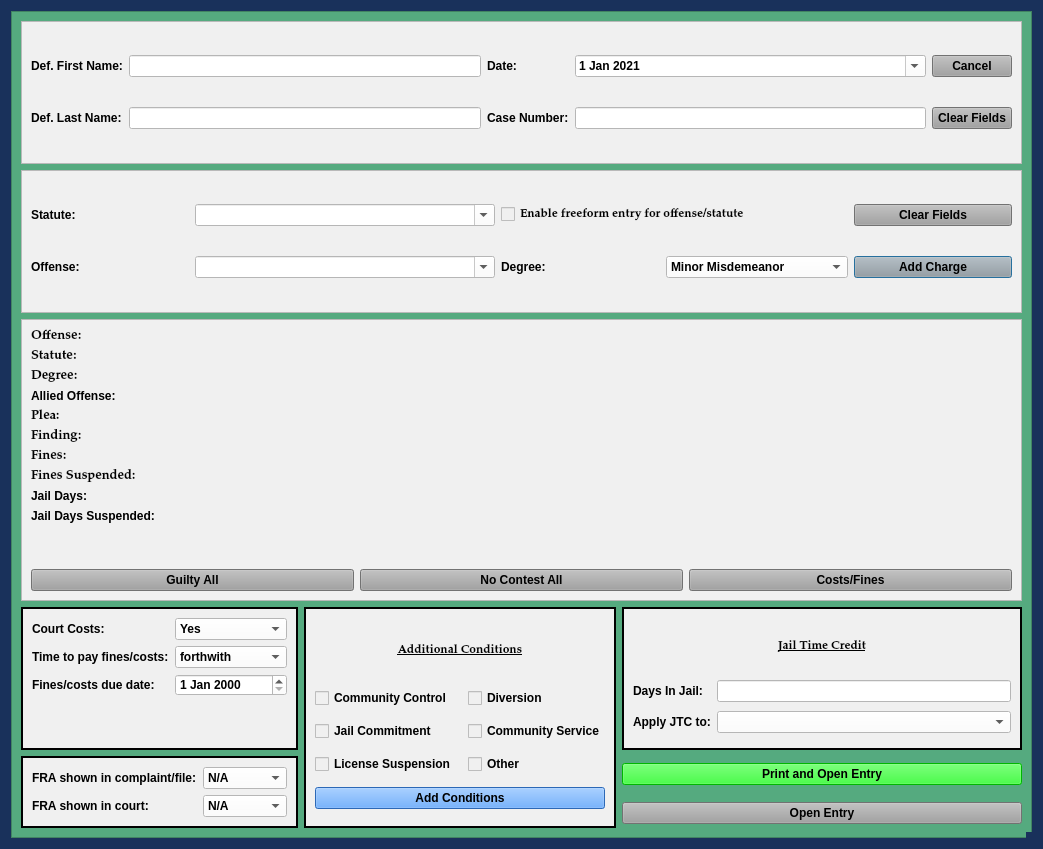
Old version of the form views/ui/JailCCPleaDialog.ui in the repository HunterProgram22/MuniEntry.
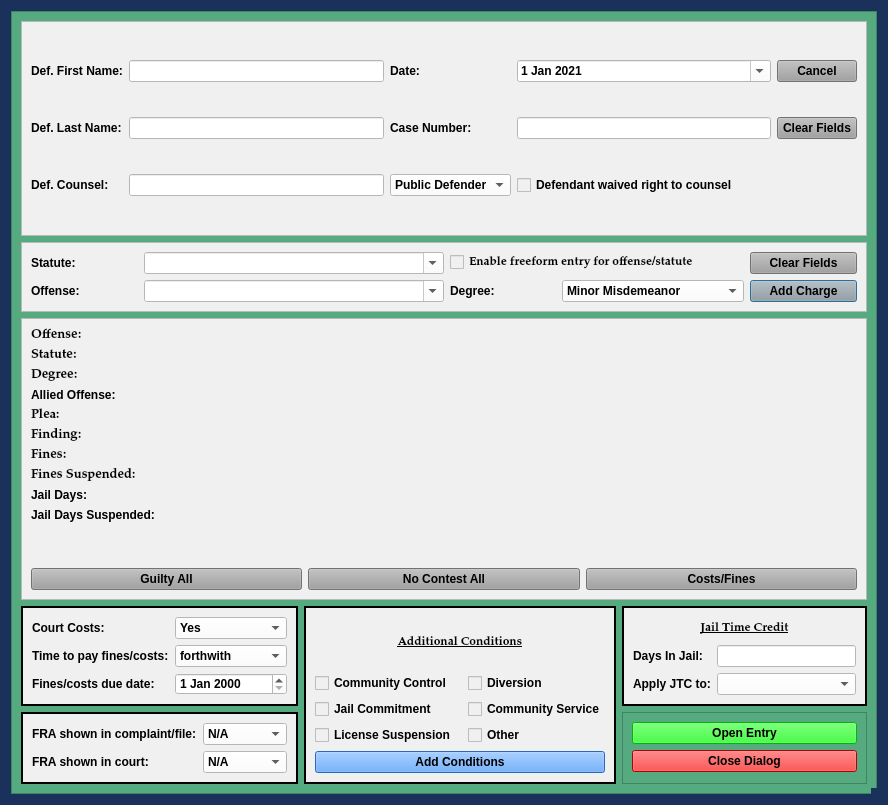
New version of the form.

Commit message: Updated templates and jail and no jail ui.

The edit to the form file:
```diff
--- a/views/ui/JailCCPleaDialog.ui
+++ b/views/ui/JailCCPleaDialog.ui
@@ -9,8 +9,8 @@
    <rect>
     <x>0</x>
     <y>0</y>
-    <width>1043</width>
-    <height>849</height>
+    <width>888</width>
+    <height>805</height>
    </rect>
   </property>
   <property name="sizePolicy">
@@ -162,12 +162,125 @@
        <rect>
         <x>0</x>
         <y>0</y>
-        <width>1021</width>
-        <height>827</height>
+        <width>868</width>
+        <height>785</height>
        </rect>
       </property>
-      <layout class="QGridLayout" name="gridLayout_4">
-       <item row="1" column="0" colspan="4">
+      <layout class="QGridLayout" name="gridLayout_4" rowstretch="1,0,0,0,0,0,0,0,0,0,0,0,0,0,0">
+       <item row="3" column="1" rowspan="2">
+        <widget class="QFrame" name="frame_6">
+         <property name="sizePolicy">
+          <sizepolicy hsizetype="Preferred" vsizetype="Preferred">
+           <horstretch>0</horstretch>
+           <verstretch>0</verstretch>
+          </sizepolicy>
+         </property>
+         <property name="styleSheet">
+          <string notr="true">background-color: rgb(240, 240, 240);
+font: 75 9pt &quot;Palatino Linotype&quot;;
+font-weight: bold;</string>
+         </property>
+         <property name="frameShape">
+          <enum>QFrame::Box</enum>
+         </property>
+         <property name="frameShadow">
+          <enum>QFrame::Plain</enum>
+         </property>
+         <property name="lineWidth">
+          <number>2</number>
+         </property>
+         <layout class="QGridLayout" name="gridLayout_5">
+          <item row="0" column="0" colspan="3">
+           <widget class="QLabel" name="add_conditions_label">
+            <property name="maximumSize">
+             <size>
+              <width>16777215</width>
+              <height>50</height>
+             </size>
+            </property>
+            <property name="font">
+             <font>
+              <family>Palatino Linotype</family>
+              <pointsize>9</pointsize>
+              <weight>75</weight>
+              <italic>false</italic>
+              <bold>true</bold>
+              <underline>true</underline>
+             </font>
+            </property>
+            <property name="text">
+             <string>Additional Conditions</string>
+            </property>
+            <property name="alignment">
+             <set>Qt::AlignCenter</set>
+            </property>
+           </widget>
+          </item>
+          <item row="4" column="0">
+           <widget class="QCheckBox" name="license_suspension_checkBox">
+            <property name="text">
+             <string>License Suspension</string>
+            </property>
+           </widget>
+          </item>
+          <item row="2" column="2">
+           <widget class="QCheckBox" name="diversion_checkBox">
+            <property name="text">
+             <string>Diversion</string>
+            </property>
+           </widget>
+          </item>
+          <item row="2" column="0">
+           <widget class="QCheckBox" name="community_control_checkBox">
+            <property name="text">
+             <string>Community Control</string>
+            </property>
+           </widget>
+          </item>
+          <item row="4" column="2">
+           <widget class="QCheckBox" name="other_conditions_checkBox">
+            <property name="enabled">
+             <bool>true</bool>
+            </property>
+            <property name="focusPolicy">
+             <enum>Qt::StrongFocus</enum>
+            </property>
+            <property name="text">
+             <string>Other</string>
+            </property>
+           </widget>
+          </item>
+          <item row="3" column="2">
+           <widget class="QCheckBox" name="community_service_checkBox">
+            <property name="text">
+             <string>Community Service</string>
+            </property>
+           </widget>
+          </item>
+          <item row="3" column="0">
+           <widget class="QCheckBox" name="jail_checkBox">
+            <property name="text">
+             <string>Jail Commitment</string>
+            </property>
+           </widget>
+          </item>
+          <item row="5" column="0" colspan="3">
+           <widget class="QPushButton" name="add_conditions_Button">
+            <property name="styleSheet">
+             <string notr="true">background-color: rgb(62, 146, 255)</string>
+            </property>
+            <property name="text">
+             <string>Add Conditions</string>
+            </property>
+            <property name="autoDefault">
+             <bool>false</bool>
+            </property>
+           </widget>
+          </item>
+         </layout>
+        </widget>
+       </item>
+       <item row="1" column="0" colspan="3">
         <widget class="QFrame" name="add_charge_frame">
          <property name="sizePolicy">
           <sizepolicy hsizetype="Preferred" vsizetype="Preferred">
@@ -335,216 +448,7 @@
          </layout>
         </widget>
        </item>
-       <item row="3" column="0">
-        <widget class="QFrame" name="frame_5">
-         <property name="sizePolicy">
-          <sizepolicy hsizetype="Preferred" vsizetype="Preferred">
-           <horstretch>0</horstretch>
-           <verstretch>0</verstretch>
-          </sizepolicy>
-         </property>
-         <property name="styleSheet">
-          <string notr="true">background-color: rgb(240, 240, 240);</string>
-         </property>
-         <property name="frameShape">
-          <enum>QFrame::Box</enum>
-         </property>
-         <property name="frameShadow">
-          <enum>QFrame::Plain</enum>
-         </property>
-         <property name="lineWidth">
-          <number>2</number>
-         </property>
-         <layout class="QFormLayout" name="formLayout">
-          <item row="0" column="0">
-           <widget class="QLabel" name="label_11">
-            <property name="text">
-             <string>Court Costs:</string>
-            </property>
-           </widget>
-          </item>
-          <item row="0" column="1">
-           <widget class="QComboBox" name="court_costs_box">
-            <property name="styleSheet">
-             <string notr="true">background-color: rgb(255, 255, 255);</string>
-            </property>
-            <item>
-             <property name="text">
-              <string>Yes</string>
-             </property>
-            </item>
-            <item>
-             <property name="text">
-              <string>No</string>
-             </property>
-            </item>
-           </widget>
-          </item>
-          <item row="1" column="0">
-           <widget class="QLabel" name="label_9">
-            <property name="text">
-             <string>Time to pay fines/costs:</string>
-            </property>
-           </widget>
-          </item>
-          <item row="1" column="1">
-           <widget class="QComboBox" name="ability_to_pay_box">
-            <property name="styleSheet">
-             <string notr="true">background-color: rgb(255, 255, 255);</string>
-            </property>
-            <item>
-             <property name="text">
-              <string>forthwith</string>
-             </property>
-            </item>
-            <item>
-             <property name="text">
-              <string>within 30 days</string>
-             </property>
-            </item>
-            <item>
-             <property name="text">
-              <string>within 60 days</string>
-             </property>
-            </item>
-            <item>
-             <property name="text">
-              <string>within 90 days</string>
-             </property>
-            </item>
-           </widget>
-          </item>
-          <item row="2" column="0">
-           <widget class="QLabel" name="label_18">
-            <property name="text">
-             <string>Fines/costs due date:</string>
-            </property>
-           </widget>
-          </item>
-          <item row="2" column="1">
-           <widget class="QDateEdit" name="balance_due_date">
-            <property name="styleSheet">
-             <string notr="true">background-color: rgb(255, 255, 255);</string>
-            </property>
-           </widget>
-          </item>
-         </layout>
-        </widget>
-       </item>
-       <item row="3" column="1" rowspan="3">
-        <widget class="QFrame" name="frame_6">
-         <property name="sizePolicy">
-          <sizepolicy hsizetype="Preferred" vsizetype="Preferred">
-           <horstretch>0</horstretch>
-           <verstretch>0</verstretch>
-          </sizepolicy>
-         </property>
-         <property name="styleSheet">
-          <string notr="true">background-color: rgb(240, 240, 240);
-font: 75 9pt &quot;Palatino Linotype&quot;;
-font-weight: bold;</string>
-         </property>
-         <property name="frameShape">
-          <enum>QFrame::Box</enum>
-         </property>
-         <property name="frameShadow">
-          <enum>QFrame::Plain</enum>
-         </property>
-         <property name="lineWidth">
-          <number>2</number>
-         </property>
-         <layout class="QGridLayout" name="gridLayout_5">
-          <item row="0" column="0" colspan="3">
-           <widget class="QLabel" name="add_conditions_label">
-            <property name="maximumSize">
-             <size>
-              <width>16777215</width>
-              <height>50</height>
-             </size>
-            </property>
-            <property name="font">
-             <font>
-              <family>Palatino Linotype</family>
-              <pointsize>9</pointsize>
-              <weight>75</weight>
-              <italic>false</italic>
-              <bold>true</bold>
-              <underline>true</underline>
-             </font>
-            </property>
-            <property name="text">
-             <string>Additional Conditions</string>
-            </property>
-            <property name="alignment">
-             <set>Qt::AlignCenter</set>
-            </property>
-           </widget>
-          </item>
-          <item row="4" column="0">
-           <widget class="QCheckBox" name="license_suspension_checkBox">
-            <property name="text">
-             <string>License Suspension</string>
-            </property>
-           </widget>
-          </item>
-          <item row="2" column="2">
-           <widget class="QCheckBox" name="diversion_checkBox">
-            <property name="text">
-             <string>Diversion</string>
-            </property>
-           </widget>
-          </item>
-          <item row="2" column="0">
-           <widget class="QCheckBox" name="community_control_checkBox">
-            <property name="text">
-             <string>Community Control</string>
-            </property>
-           </widget>
-          </item>
-          <item row="4" column="2">
-           <widget class="QCheckBox" name="other_conditions_checkBox">
-            <property name="enabled">
-             <bool>true</bool>
-            </property>
-            <property name="focusPolicy">
-             <enum>Qt::StrongFocus</enum>
-            </property>
-            <property name="text">
-             <string>Other</string>
-            </property>
-           </widget>
-          </item>
-          <item row="3" column="2">
-           <widget class="QCheckBox" name="community_service_checkBox">
-            <property name="text">
-             <string>Community Service</string>
-            </property>
-           </widget>
-          </item>
-          <item row="3" column="0">
-           <widget class="QCheckBox" name="jail_checkBox">
-            <property name="text">
-             <string>Jail Commitment</string>
-            </property>
-           </widget>
-          </item>
-          <item row="5" column="0" colspan="3">
-           <widget class="QPushButton" name="add_conditions_Button">
-            <property name="styleSheet">
-             <string notr="true">background-color: rgb(62, 146, 255)</string>
-            </property>
-            <property name="text">
-             <string>Add Conditions</string>
-            </property>
-            <property name="autoDefault">
-             <bool>false</bool>
-            </property>
-           </widget>
-          </item>
-         </layout>
-        </widget>
-       </item>
-       <item row="3" column="2" colspan="2">
+       <item row="3" column="2">
         <widget class="QFrame" name="jail_time_credit_frame">
          <property name="styleSheet">
           <string notr="true">background-color: rgb(240, 240, 240);
@@ -633,102 +537,7 @@
          </layout>
         </widget>
        </item>
-       <item row="4" column="0" rowspan="2">
-        <widget class="QFrame" name="frame_7">
-         <property name="sizePolicy">
-          <sizepolicy hsizetype="Preferred" vsizetype="Preferred">
-           <horstretch>0</horstretch>
-           <verstretch>0</verstretch>
-          </sizepolicy>
-         </property>
-         <property name="styleSheet">
-          <string notr="true">background-color: rgb(240, 240, 240);</string>
-         </property>
-         <property name="frameShape">
-          <enum>QFrame::Box</enum>
-         </property>
-         <property name="frameShadow">
-          <enum>QFrame::Plain</enum>
-         </property>
-         <property name="lineWidth">
-          <number>2</number>
-         </property>
-         <layout class="QFormLayout" name="formLayout_2">
-          <item row="0" column="0">
-           <widget class="QLabel" name="label_21">
-            <property name="text">
-             <string>FRA shown in complaint/file:</string>
-            </property>
-           </widget>
-          </item>
-          <item row="0" column="1">
-           <widget class="QComboBox" name="fra_in_file_box">
-            <property name="styleSheet">
-             <string notr="true">background-color: rgb(255, 255, 255);</string>
-            </property>
-            <item>
-             <property name="text">
-              <string>N/A</string>
-             </property>
-            </item>
-            <item>
-             <property name="text">
-              <string>Yes</string>
-             </property>
-            </item>
-            <item>
-             <property name="text">
-              <string>No</string>
-             </property>
-            </item>
-           </widget>
-          </item>
-          <item row="1" column="0">
-           <widget class="QLabel" name="label_22">
-            <property name="text">
-             <string>FRA shown in court:</string>
-            </property>
-           </widget>
-          </item>
-          <item row="1" column="1">
-           <widget class="QComboBox" name="fra_in_court_box">
-            <property name="styleSheet">
-             <string notr="true">background-color: rgb(255, 255, 255);</string>
-            </property>
-            <item>
-             <property name="text">
-              <string>N/A</string>
-             </property>
-            </item>
-            <item>
-             <property name="text">
-              <string>Yes</string>
-             </property>
-            </item>
-            <item>
-             <property name="text">
-              <string>No</string>
-             </property>
-            </item>
-           </widget>
-          </item>
-         </layout>
-        </widget>
-       </item>
-       <item row="5" column="2" colspan="2">
-        <widget class="QPushButton" name="create_entry_Button">
-         <property name="styleSheet">
-          <string notr="true">background-color: rgb(160, 160, 160);</string>
-         </property>
-         <property name="text">
-          <string>Open Entry</string>
-         </property>
-         <property name="autoDefault">
-          <bool>false</bool>
-         </property>
-        </widget>
-       </item>
-       <item row="0" column="0" colspan="4">
+       <item row="0" column="0" colspan="3">
         <widget class="QFrame" name="case_name_Frame">
          <property name="sizePolicy">
           <sizepolicy hsizetype="Preferred" vsizetype="Preferred">
@@ -746,43 +555,6 @@
           <enum>QFrame::Raised</enum>
          </property>
          <layout class="QGridLayout" name="gridLayout">
-          <item row="0" column="4">
-           <widget class="QPushButton" name="cancel_Button">
-            <property name="focusPolicy">
-             <enum>Qt::NoFocus</enum>
-            </property>
-            <property name="styleSheet">
-             <string notr="true">background-color: rgb(160, 160, 160);</string>
-            </property>
-            <property name="text">
-             <string>Cancel</string>
-            </property>
-           </widget>
-          </item>
-          <item row="1" column="2">
-           <widget class="QLabel" name="label_3">
-            <property name="text">
-             <string>Case Number:</string>
-            </property>
-           </widget>
-          </item>
-          <item row="1" column="0">
-           <widget class="QLabel" name="label_2">
-            <property name="text">
-             <string>Def. Last Name:</string>
-            </property>
-           </widget>
-          </item>
-          <item row="1" column="1">
-           <widget class="QLineEdit" name="defendant_last_name_lineEdit">
-            <property name="enabled">
-             <bool>true</bool>
-            </property>
-            <property name="styleSheet">
-             <string notr="true">background-color: rgb(255, 255, 255);</string>
-            </property>
-           </widget>
-          </item>
           <item row="0" column="0">
            <widget class="QLabel" name="label">
             <property name="text">
@@ -803,6 +575,13 @@
             </property>
            </widget>
           </item>
+          <item row="0" column="2">
+           <widget class="QLabel" name="label_26">
+            <property name="text">
+             <string>Date:</string>
+            </property>
+           </widget>
+          </item>
           <item row="0" column="3">
            <widget class="QDateEdit" name="plea_trial_date">
             <property name="focusPolicy">
@@ -830,15 +609,8 @@
             </property>
            </widget>
           </item>
-          <item row="0" column="2">
-           <widget class="QLabel" name="label_26">
-            <property name="text">
-             <string>Date:</string>
-            </property>
-           </widget>
-          </item>
-          <item row="1" column="4">
-           <widget class="QPushButton" name="clear_fields_case_Button">
+          <item row="0" column="4">
+           <widget class="QPushButton" name="cancel_Button">
             <property name="focusPolicy">
              <enum>Qt::NoFocus</enum>
             </property>
@@ -846,7 +618,31 @@
              <string notr="true">background-color: rgb(160, 160, 160);</string>
             </property>
             <property name="text">
-             <string>Clear Fields</string>
+             <string>Cancel</string>
+            </property>
+           </widget>
+          </item>
+          <item row="1" column="0">
+           <widget class="QLabel" name="label_2">
+            <property name="text">
+             <string>Def. Last Name:</string>
+            </property>
+           </widget>
+          </item>
+          <item row="1" column="1">
+           <widget class="QLineEdit" name="defendant_last_name_lineEdit">
+            <property name="enabled">
+             <bool>true</bool>
+            </property>
+            <property name="styleSheet">
+             <string notr="true">background-color: rgb(255, 255, 255);</string>
+            </property>
+           </widget>
+          </item>
+          <item row="1" column="2">
+           <widget class="QLabel" name="label_3">
+            <property name="text">
+             <string>Case Number:</string>
             </property>
            </widget>
           </item>
@@ -863,10 +659,274 @@
             </property>
            </widget>
           </item>
+          <item row="1" column="4">
+           <widget class="QPushButton" name="clear_fields_case_Button">
+            <property name="focusPolicy">
+             <enum>Qt::NoFocus</enum>
+            </property>
+            <property name="styleSheet">
+             <string notr="true">background-color: rgb(160, 160, 160);</string>
+            </property>
+            <property name="text">
+             <string>Clear Fields</string>
+            </property>
+           </widget>
+          </item>
+          <item row="2" column="0">
+           <widget class="QLabel" name="label_24">
+            <property name="text">
+             <string>Def. Counsel:</string>
+            </property>
+           </widget>
+          </item>
+          <item row="2" column="1">
+           <widget class="QLineEdit" name="defense_counsel_name">
+            <property name="styleSheet">
+             <string notr="true">background-color: rgb(255, 255, 255);</string>
+            </property>
+           </widget>
+          </item>
+          <item row="2" column="2">
+           <widget class="QComboBox" name="defense_counsel_type_box">
+            <property name="styleSheet">
+             <string notr="true">background-color: rgb(255, 255, 255);</string>
+            </property>
+            <item>
+             <property name="text">
+              <string>Public Defender</string>
+             </property>
+            </item>
+            <item>
+             <property name="text">
+              <string>Private</string>
+             </property>
+            </item>
+           </widget>
+          </item>
+          <item row="2" column="3">
+           <widget class="QCheckBox" name="defense_counsel_waived_checkBox">
+            <property name="text">
+             <string>Defendant waived right to counsel</string>
+            </property>
+           </widget>
+          </item>
          </layout>
         </widget>
        </item>
-       <item row="2" column="0" colspan="4">
+       <item row="4" column="0">
+        <widget class="QFrame" name="frame_7">
+         <property name="sizePolicy">
+          <sizepolicy hsizetype="Preferred" vsizetype="Preferred">
+           <horstretch>0</horstretch>
+           <verstretch>0</verstretch>
+          </sizepolicy>
+         </property>
+         <property name="styleSheet">
+          <string notr="true">background-color: rgb(240, 240, 240);</string>
+         </property>
+         <property name="frameShape">
+          <enum>QFrame::Box</enum>
+         </property>
+         <property name="frameShadow">
+          <enum>QFrame::Plain</enum>
+         </property>
+         <property name="lineWidth">
+          <number>2</number>
+         </property>
+         <layout class="QFormLayout" name="formLayout_2">
+          <item row="0" column="0">
+           <widget class="QLabel" name="label_21">
+            <property name="text">
+             <string>FRA shown in complaint/file:</string>
+            </property>
+           </widget>
+          </item>
+          <item row="0" column="1">
+           <widget class="QComboBox" name="fra_in_file_box">
+            <property name="styleSheet">
+             <string notr="true">background-color: rgb(255, 255, 255);</string>
+            </property>
+            <item>
+             <property name="text">
+              <string>N/A</string>
+             </property>
+            </item>
+            <item>
+             <property name="text">
+              <string>Yes</string>
+             </property>
+            </item>
+            <item>
+             <property name="text">
+              <string>No</string>
+             </property>
+            </item>
+           </widget>
+          </item>
+          <item row="1" column="0">
+           <widget class="QLabel" name="label_22">
+            <property name="text">
+             <string>FRA shown in court:</string>
+            </property>
+           </widget>
+          </item>
+          <item row="1" column="1">
+           <widget class="QComboBox" name="fra_in_court_box">
+            <property name="styleSheet">
+             <string notr="true">background-color: rgb(255, 255, 255);</string>
+            </property>
+            <item>
+             <property name="text">
+              <string>N/A</string>
+             </property>
+            </item>
+            <item>
+             <property name="text">
+              <string>Yes</string>
+             </property>
+            </item>
+            <item>
+             <property name="text">
+              <string>No</string>
+             </property>
+            </item>
+           </widget>
+          </item>
+         </layout>
+        </widget>
+       </item>
+       <item row="4" column="2">
+        <widget class="QFrame" name="frame_2">
+         <property name="frameShape">
+          <enum>QFrame::StyledPanel</enum>
+         </property>
+         <property name="frameShadow">
+          <enum>QFrame::Raised</enum>
+         </property>
+         <layout class="QGridLayout" name="gridLayout_7">
+          <item row="1" column="0">
+           <widget class="QPushButton" name="close_dialog_Button">
+            <property name="styleSheet">
+             <string notr="true">background-color: rgb(255, 0, 0);</string>
+            </property>
+            <property name="text">
+             <string>Close Dialog</string>
+            </property>
+           </widget>
+          </item>
+          <item row="0" column="0">
+           <widget class="QPushButton" name="create_entry_Button">
+            <property name="styleSheet">
+             <string notr="true">background-color: rgb(0, 255, 0);</string>
+            </property>
+            <property name="text">
+             <string>Open Entry</string>
+            </property>
+            <property name="autoDefault">
+             <bool>false</bool>
+            </property>
+           </widget>
+          </item>
+         </layout>
+        </widget>
+       </item>
+       <item row="3" column="0">
+        <widget class="QFrame" name="frame_5">
+         <property name="sizePolicy">
+          <sizepolicy hsizetype="Preferred" vsizetype="Preferred">
+           <horstretch>0</horstretch>
+           <verstretch>0</verstretch>
+          </sizepolicy>
+         </property>
+         <property name="styleSheet">
+          <string notr="true">background-color: rgb(240, 240, 240);</string>
+         </property>
+         <property name="frameShape">
+          <enum>QFrame::Box</enum>
+         </property>
+         <property name="frameShadow">
+          <enum>QFrame::Plain</enum>
+         </property>
+         <property name="lineWidth">
+          <number>2</number>
+         </property>
+         <layout class="QFormLayout" name="formLayout">
+          <item row="0" column="0">
+           <widget class="QLabel" name="label_11">
+            <property name="text">
+             <string>Court Costs:</string>
+            </property>
+           </widget>
+          </item>
+          <item row="0" column="1">
+           <widget class="QComboBox" name="court_costs_box">
+            <property name="styleSheet">
+             <string notr="true">background-color: rgb(255, 255, 255);</string>
+            </property>
+            <item>
+             <property name="text">
+              <string>Yes</string>
+             </property>
+            </item>
+            <item>
+             <property name="text">
+              <string>No</string>
+             </property>
+            </item>
+           </widget>
+          </item>
+          <item row="1" column="0">
+           <widget class="QLabel" name="label_9">
+            <property name="text">
+             <string>Time to pay fines/costs:</string>
+            </property>
+           </widget>
+          </item>
+          <item row="1" column="1">
+           <widget class="QComboBox" name="ability_to_pay_box">
+            <property name="styleSheet">
+             <string notr="true">background-color: rgb(255, 255, 255);</string>
+            </property>
+            <item>
+             <property name="text">
+              <string>forthwith</string>
+             </property>
+            </item>
+            <item>
+             <property name="text">
+              <string>within 30 days</string>
+             </property>
+            </item>
+            <item>
+             <property name="text">
+              <string>within 60 days</string>
+             </property>
+            </item>
+            <item>
+             <property name="text">
+              <string>within 90 days</string>
+             </property>
+            </item>
+           </widget>
+          </item>
+          <item row="2" column="0">
+           <widget class="QLabel" name="label_18">
+            <property name="text">
+             <string>Fines/costs due date:</string>
+            </property>
+           </widget>
+          </item>
+          <item row="2" column="1">
+           <widget class="QDateEdit" name="balance_due_date">
+            <property name="styleSheet">
+             <string notr="true">background-color: rgb(255, 255, 255);</string>
+            </property>
+           </widget>
+          </item>
+         </layout>
+        </widget>
+       </item>
+       <item row="2" column="0" colspan="3">
         <widget class="QFrame" name="frame">
          <property name="sizePolicy">
           <sizepolicy hsizetype="Preferred" vsizetype="Preferred">
@@ -1105,19 +1165,6 @@
          </layout>
         </widget>
        </item>
-       <item row="4" column="2" colspan="2">
-        <widget class="QPushButton" name="print_entry_Button">
-         <property name="styleSheet">
-          <string notr="true">background-color: rgb(0, 255, 0);</string>
-         </property>
-         <property name="text">
-          <string>Print and Open Entry</string>
-         </property>
-         <property name="autoDefault">
-          <bool>false</bool>
-         </property>
-        </widget>
-       </item>
       </layout>
      </widget>
     </widget>
```
The commit also changes 12 other files.
